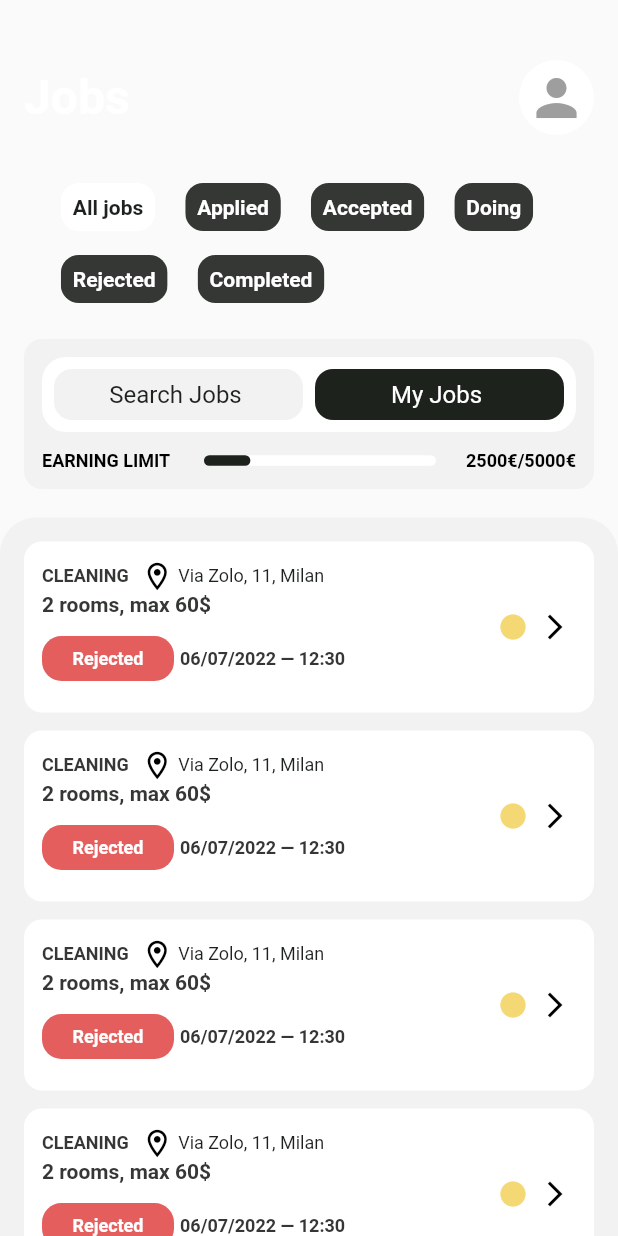
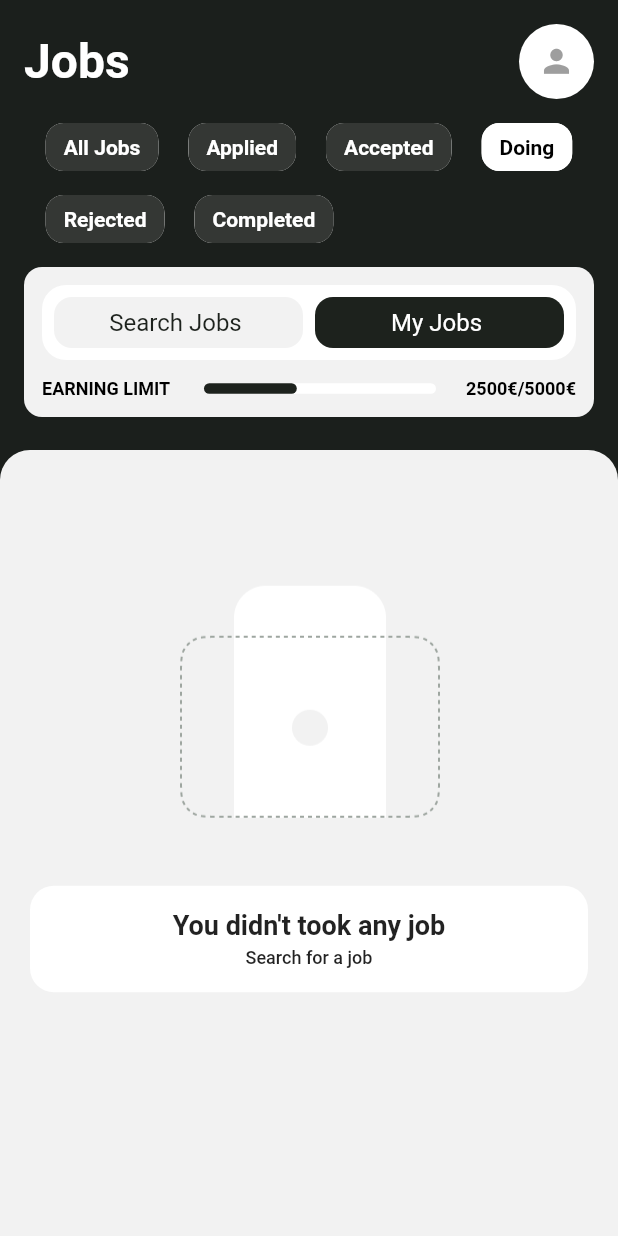
Before and after one commit to Mandipbh/gwork-frontend, a Flutter app: the JobListScreen screen opened directly, after a tap on "Doing", on a phone screen of 412 x 824 dp. Run offline on Flutter 3.47's test engine with Material 2 defaults, Android fonts, the phone set to English and light mode, and no system bars; our stand-ins replace otp_text_field, pie_chart.

Commit message:
- job list

```diff
--- a/lib/Constants.dart
+++ b/lib/Constants.dart
@@ -1,4 +1,3 @@
-
 class DashboardFilters {
   static const int all = 0;
   static const int today = 1;
@@ -7,6 +6,15 @@ class DashboardFilters {
   static const int thisYear = 4;
 }
 
+class JobsFilters {
+  static const int all = 0;
+  static const int applied = 1;
+  static const int accepted = 2;
+  static const int doing = 3;
+  static const int rejected = 4;
+  static const int completed = 5;
+}
+
 class UserFilters {
   static const int registered = 0;
   static const int applications = 1;
--- a/lib/jobs/job_list_screen.dart
+++ b/lib/jobs/job_list_screen.dart
@@ -1,6 +1,8 @@
 import 'package:flutter/material.dart';
 import 'package:g_worker_app/colors.dart';
 import 'package:g_worker_app/custom_progress_bar.dart';
+
+import '../Constants.dart';
 
 class JobListScreen extends StatefulWidget {
   const JobListScreen({Key? key}) : super(key: key);
@@ -10,22 +12,51 @@ class JobListScreen extends StatefulWidget {
 }
 
 class _JobListScreenState extends State<JobListScreen> {
+  int selectedFilter = 1;
   bool isSelected = false;
-  int currentPage = 1;
 
   @override
   Widget build(BuildContext context) {
     return Scaffold(
       body: Stack(
         children: [
+          appBarView(),
           Padding(
-            padding: const EdgeInsets.only(top: 40, left: 16, right: 16),
+            padding: EdgeInsets.only(top: !isSelected ? 300 : 360),
+            child: Container(
+              height: double.infinity,
+              width: double.infinity,
+              decoration: const BoxDecoration(
+                borderRadius: BorderRadius.only(
+                  topRight: Radius.circular(20),
+                  topLeft: Radius.circular(20),
+                ),
+                color: whiteF2F,
+              ),
+              child: ClipRRect(
+                borderRadius: const BorderRadius.only(
+                  topRight: Radius.circular(20),
+                  topLeft: Radius.circular(20),
+                ),
+                child: !isSelected ? myJobsView() : searchJobsView(),
+              ),
+            ),
+          ),
+        ],
+      ),
+    );
+  }
+
+  Widget appBarView() {
+    return Container(
+      color: const Color(0xff1B1F1C),
+      padding: const EdgeInsets.all(16),
       child: Column(
         children: [
           Row(
             mainAxisAlignment: MainAxisAlignment.spaceBetween,
-                  children: const [
-                    Text(
+            children: [
+              const Text(
                 'Jobs',
                 style: TextStyle(
                   color: Colors.white,
@@ -33,34 +64,41 @@ class _JobListScreenState extends State<JobListScreen> {
                   fontWeight: FontWeight.w700,
                 ),
               ),
-                    CircleAvatar(
+              GestureDetector(
+                child: const CircleAvatar(
                   backgroundColor: Colors.white,
                   radius: 25,
-                      child: Icon(Icons.person, color: Colors.grey, size: 40),
+                  child: Icon(Icons.person, color: Colors.grey, size: 25),
                 ),
+              )
             ],
           ),
-                const SizedBox(height: 24),
-                Padding(
-                  padding: const EdgeInsets.only(right: 16),
-                  child: Wrap(
+          const SizedBox(height: 8),
+          Wrap(
             alignment: WrapAlignment.start,
             runAlignment: WrapAlignment.end,
             spacing: 20,
             children: [
               FilterChip(
                 label: const Text(
-                          'All jobs',
-                          style: TextStyle(
-                            color: splashColor1,
+                  'All Jobs',
+                ),
+                labelStyle: TextStyle(
+                  color: selectedFilter != JobsFilters.all
+                      ? Colors.white
+                      : Colors.black,
                   fontSize: 14,
                   fontWeight: FontWeight.w700,
                 ),
-                        ),
-                        selected: false,
-                        backgroundColor: Colors.white,
-                        onSelected: (bool value) {},
-                        padding: EdgeInsets.zero,
+                selected: selectedFilter == JobsFilters.all,
+                backgroundColor: black343,
+                selectedColor: Colors.white,
+                showCheckmark: false,
+                onSelected: (bool value) {
+                  setState(() {
+                    selectedFilter = JobsFilters.all;
+                  });
+                },
                 shape: RoundedRectangleBorder(
                   borderRadius: BorderRadius.circular(12),
                 ),
@@ -68,16 +106,23 @@ class _JobListScreenState extends State<JobListScreen> {
               FilterChip(
                 label: const Text(
                   'Applied',
-                          style: TextStyle(
-                            color: Colors.white,
+                ),
+                labelStyle: TextStyle(
+                  color: selectedFilter != JobsFilters.applied
+                      ? Colors.white
+                      : Colors.black,
                   fontSize: 14,
                   fontWeight: FontWeight.w700,
                 ),
-                        ),
-                        selected: false,
+                selected: selectedFilter == JobsFilters.applied,
                 backgroundColor: black343,
-                        onSelected: (bool value) {},
-                        padding: EdgeInsets.zero,
+                selectedColor: Colors.white,
+                showCheckmark: false,
+                onSelected: (bool value) {
+                  setState(() {
+                    selectedFilter = JobsFilters.applied;
+                  });
+                },
                 shape: RoundedRectangleBorder(
                   borderRadius: BorderRadius.circular(12),
                 ),
@@ -85,16 +130,23 @@ class _JobListScreenState extends State<JobListScreen> {
               FilterChip(
                 label: const Text(
                   'Accepted',
-                          style: TextStyle(
-                            color: Colors.white,
+                ),
+                labelStyle: TextStyle(
+                  color: selectedFilter != JobsFilters.accepted
+                      ? Colors.white
+                      : Colors.black,
                   fontSize: 14,
                   fontWeight: FontWeight.w700,
                 ),
-                        ),
-                        selected: false,
+                selected: selectedFilter == JobsFilters.accepted,
                 backgroundColor: black343,
-                        onSelected: (bool value) {},
-                        padding: EdgeInsets.zero,
+                selectedColor: Colors.white,
+                showCheckmark: false,
+                onSelected: (bool value) {
+                  setState(() {
+                    selectedFilter = JobsFilters.accepted;
+                  });
+                },
                 shape: RoundedRectangleBorder(
                   borderRadius: BorderRadius.circular(12),
                 ),
@@ -102,16 +154,23 @@ class _JobListScreenState extends State<JobListScreen> {
               FilterChip(
                 label: const Text(
                   'Doing',
-                          style: TextStyle(
-                            color: Colors.white,
+                ),
+                labelStyle: TextStyle(
+                  color: selectedFilter != JobsFilters.doing
+                      ? Colors.white
+                      : Colors.black,
                   fontSize: 14,
                   fontWeight: FontWeight.w700,
                 ),
-                        ),
-                        selected: false,
+                selected: selectedFilter == JobsFilters.doing,
                 backgroundColor: black343,
-                        onSelected: (bool value) {},
-                        padding: EdgeInsets.zero,
+                selectedColor: Colors.white,
+                showCheckmark: false,
+                onSelected: (bool value) {
+                  setState(() {
+                    selectedFilter = JobsFilters.doing;
+                  });
+                },
                 shape: RoundedRectangleBorder(
                   borderRadius: BorderRadius.circular(12),
                 ),
@@ -119,16 +178,23 @@ class _JobListScreenState extends State<JobListScreen> {
               FilterChip(
                 label: const Text(
                   'Rejected',
-                          style: TextStyle(
-                            color: Colors.white,
+                ),
+                labelStyle: TextStyle(
+                  color: selectedFilter != JobsFilters.rejected
+                      ? Colors.white
+                      : Colors.black,
                   fontSize: 14,
                   fontWeight: FontWeight.w700,
                 ),
-                        ),
-                        selected: false,
+                selected: selectedFilter == JobsFilters.rejected,
                 backgroundColor: black343,
-                        onSelected: (bool value) {},
-                        padding: EdgeInsets.zero,
+                selectedColor: Colors.white,
+                showCheckmark: false,
+                onSelected: (bool value) {
+                  setState(() {
+                    selectedFilter = JobsFilters.rejected;
+                  });
+                },
                 shape: RoundedRectangleBorder(
                   borderRadius: BorderRadius.circular(12),
                 ),
@@ -136,24 +202,30 @@ class _JobListScreenState extends State<JobListScreen> {
               FilterChip(
                 label: const Text(
                   'Completed',
-                          style: TextStyle(
-                            color: Colors.white,
+                ),
+                labelStyle: TextStyle(
+                  color: selectedFilter != JobsFilters.completed
+                      ? Colors.white
+                      : Colors.black,
                   fontSize: 14,
                   fontWeight: FontWeight.w700,
                 ),
-                        ),
-                        selected: false,
+                selected: selectedFilter == JobsFilters.completed,
                 backgroundColor: black343,
-                        onSelected: (bool value) {},
-                        padding: EdgeInsets.zero,
+                selectedColor: Colors.white,
+                showCheckmark: false,
+                onSelected: (bool value) {
+                  setState(() {
+                    selectedFilter = JobsFilters.completed;
+                  });
+                },
                 shape: RoundedRectangleBorder(
                   borderRadius: BorderRadius.circular(12),
                 ),
               ),
             ],
           ),
-                ),
-                const SizedBox(height: 16),
+          const SizedBox(height: 8),
           Container(
             width: double.infinity,
             decoration: BoxDecoration(
@@ -162,9 +234,9 @@ class _JobListScreenState extends State<JobListScreen> {
             ),
             child: Column(
               children: [
-                      Padding(
-                        padding: const EdgeInsets.all(12),
-                        child: Container(
+                const SizedBox(height: 12),
+                Container(
+                  margin: const EdgeInsets.symmetric(horizontal: 12),
                   decoration: BoxDecoration(
                       borderRadius: BorderRadius.circular(16),
                       color: Colors.white),
@@ -181,9 +253,7 @@ class _JobListScreenState extends State<JobListScreen> {
                             height: 34,
                             decoration: BoxDecoration(
                                 borderRadius: BorderRadius.circular(12),
-                                        color: isSelected
-                                            ? primaryColor
-                                            : whiteF2F),
+                                color: isSelected ? primaryColor : whiteF2F),
                             child: Center(
                                 child: Text(
                               'Search Jobs ',
@@ -191,9 +261,8 @@ class _JobListScreenState extends State<JobListScreen> {
                                   .textTheme
                                   .subtitle1!
                                   .apply(
-                                              color: isSelected
-                                                  ? whiteF2F
-                                                  : primaryColor),
+                                      color:
+                                          isSelected ? whiteF2F : primaryColor),
                             ))),
                       ),
                     ),
@@ -209,9 +278,7 @@ class _JobListScreenState extends State<JobListScreen> {
                             height: 34,
                             decoration: BoxDecoration(
                                 borderRadius: BorderRadius.circular(12),
-                                        color: !isSelected
-                                            ? primaryColor
-                                            : whiteF2F),
+                                color: !isSelected ? primaryColor : whiteF2F),
                             child: Center(
                               child: Text('My Jobs ',
                                   style: Theme.of(context)
@@ -226,7 +293,7 @@ class _JobListScreenState extends State<JobListScreen> {
                     ),
                   ]),
                 ),
-                      ),
+                const SizedBox(height: 12),
                 Padding(
                   padding: const EdgeInsets.symmetric(horizontal: 12),
                   child: !isSelected
@@ -241,10 +308,10 @@ class _JobListScreenState extends State<JobListScreen> {
                               ),
                             ),
                             const SizedBox(width: 20),
-                                  Expanded(
+                            const Expanded(
                               child: CustomProgressBar(
                                 max: 5,
-                                      current: currentPage.toDouble(),
+                                current: 2,
                                 color: primaryColor,
                                 bgColor: Colors.white,
                               ),
@@ -297,32 +364,14 @@ class _JobListScreenState extends State<JobListScreen> {
                 const SizedBox(height: 12),
               ],
             ),
-                ),
-              ],
-            ),
-          ),
-          Padding(
-            padding: EdgeInsets.only(top: !isSelected ? 345 : 400),
-            child: Container(
-              height: double.infinity,
-              width: double.infinity,
-              decoration: const BoxDecoration(
-                borderRadius: BorderRadius.only(
-                  topRight: Radius.circular(24),
-                  topLeft: Radius.circular(24),
-                ),
-                color: whiteF2F,
-              ),
-              child: !isSelected ? myJobsView() : searchJobsView(),
-            ),
-          ),
+          )
         ],
       ),
     );
   }
 
   Widget myJobsView() {
-    return ListView.builder(
+    return selectedFilter == JobsFilters.doing ? noMyJobsView() : ListView.builder(
       padding: const EdgeInsets.only(top: 16, left: 16, right: 16, bottom: 4),
       itemCount: 6,
       shrinkWrap: true,
@@ -499,7 +548,7 @@ class _JobListScreenState extends State<JobListScreen> {
       child: Column(
         children: [
           const SizedBox(height: 25),
-          Image.asset('assets/images/Group 6786.png', height: 200),
+          Image.asset('assets/images/empty_job.png', height: 200),
           const SizedBox(height: 16),
           Padding(
             padding: const EdgeInsets.symmetric(horizontal: 30),
@@ -542,41 +591,31 @@ class _JobListScreenState extends State<JobListScreen> {
 
   Widget noMyJobsView() {
     return Column(
+      mainAxisAlignment: MainAxisAlignment.center,
+      crossAxisAlignment: CrossAxisAlignment.center,
       children: [
-        const SizedBox(height: 25),
-        Image.asset(
-          'assets/images/Group 6786.png',
-          height: 200,
+        Image.asset('assets/images/empty_job.png',scale: 1.5,),
+        const SizedBox(
+          height: 20,
         ),
-        const SizedBox(height: 16),
         Container(
-          width: double.infinity,
+          width: MediaQuery.of(context).size.width,
+          margin: const EdgeInsets.symmetric(horizontal: 20),
+          padding: const EdgeInsets.all(16),
           decoration: BoxDecoration(
-              borderRadius: BorderRadius.circular(12), color: Colors.white),
-          child: Center(
+              color: Colors.white, borderRadius: BorderRadius.circular(16)),
           child: Column(
             children: const [
-                Text(
-                  'You didn’t took any job',
-                  style: TextStyle(
-                    color: splashColor1,
-                    fontSize: 18,
-                    fontWeight: FontWeight.w700,
-                  ),
-                ),
-                SizedBox(height: 8),
-                Text(
-                  'Search for a job',
-                  textAlign: TextAlign.center,
-                  style: TextStyle(
-                    color: black343,
-                    fontSize: 12,
-                    fontWeight: FontWeight.w400,
-                  ),
-                ),
+              Text("You didn't took any job",
+                  style: TextStyle(fontSize: 18, fontWeight: FontWeight.w700)),
+              SizedBox(height: 4),
+              Text("Search for a job",
+                  style: TextStyle(fontSize: 12, fontWeight: FontWeight.w500)),
             ],
           ),
         ),
+        const SizedBox(
+          height: 100,
         ),
       ],
     );
```
Also changed, not shown: assets/images/empty_job.png (renamed from assets/images/Group 6786.png), 6 other files. Lines whose indentation alone changed are shown as unchanged.
